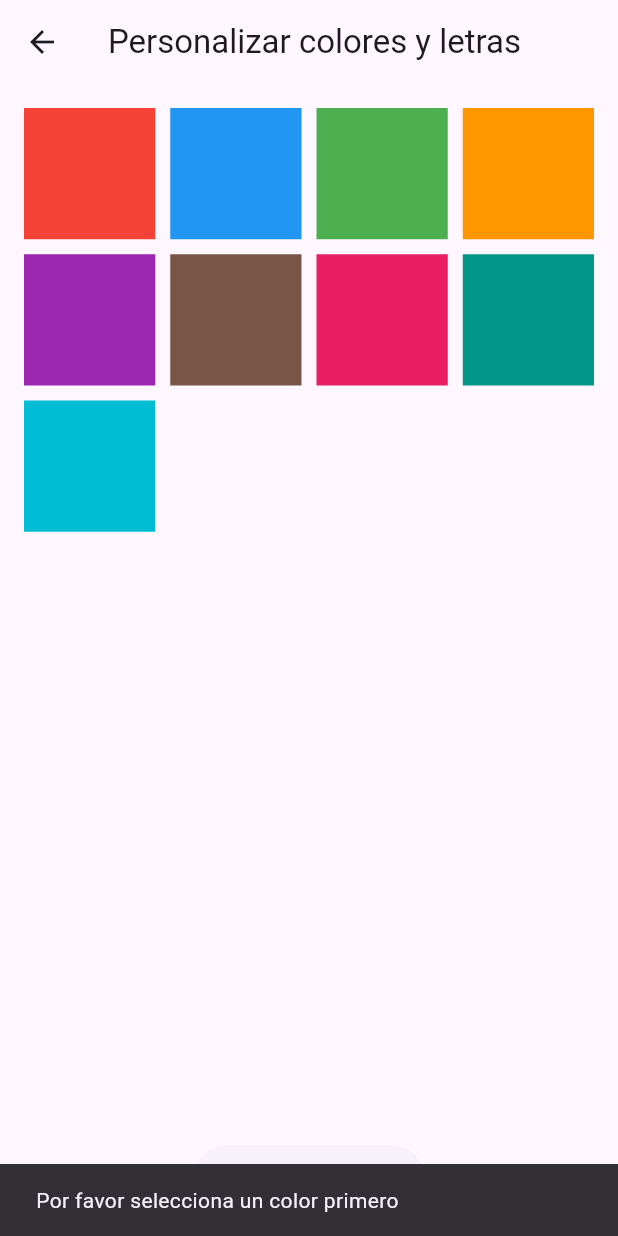
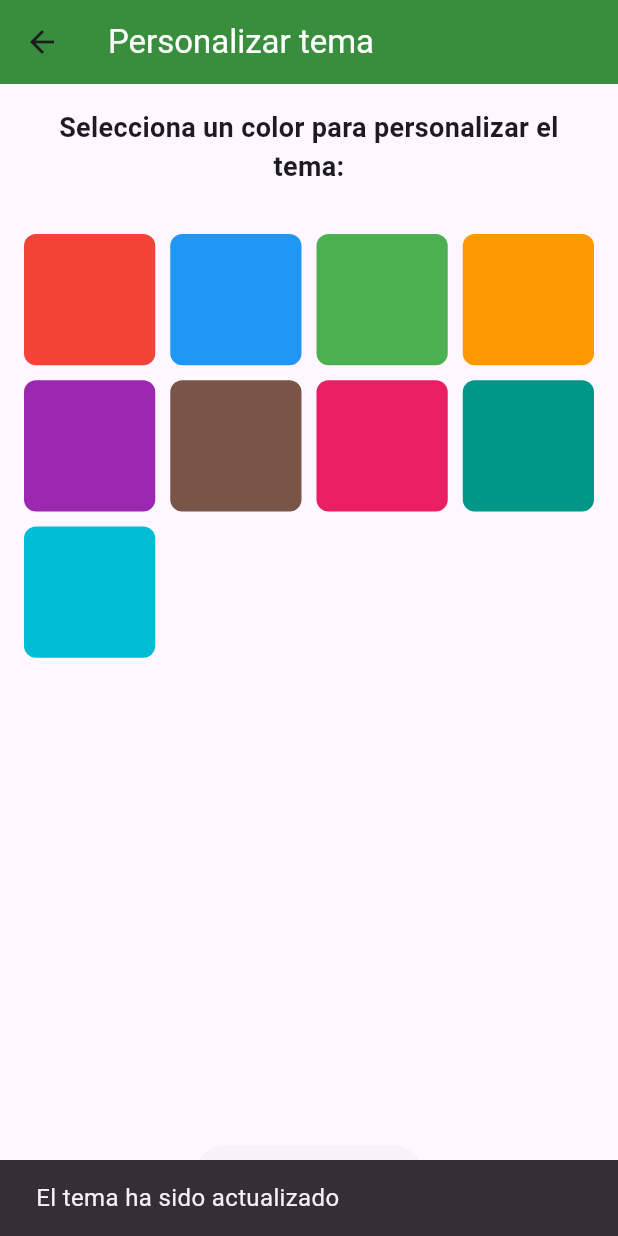
Before and after one commit to DulceST/ProyectoMoviles, a Flutter app: the CustomizeScreen screen opened by its route, after a tap on "Aplicar cambios", on a phone screen of 412 x 824 dp. Run offline on Flutter 3.47's test engine with Material 3 defaults, Android fonts, the phone set to English and light mode, and no system bars; our stand-ins replace card_swiper, cloud_firestore, convex_bottom_bar, csc_picker, firebase_auth, firebase_core and 8 more; missing offline and left inert: animated_floating_buttons; accounts and stored records are empty.

Commit message:
Cambio de color en la aplicacion implementado

```diff
--- a/lib/screens/add_event_screen.dart
+++ b/lib/screens/add_event_screen.dart
@@ -1,5 +1,7 @@
 import 'package:flutter/material.dart';
 import 'package:cloud_firestore/cloud_firestore.dart';
+import 'package:provider/provider.dart';
+import 'package:proyecto_moviles/providers/theme_provider.dart';
 import 'package:proyecto_moviles/screens/location_picker.dart';
 import 'package:google_maps_flutter/google_maps_flutter.dart';
 
@@ -82,9 +84,11 @@ class _AddEventScreenState extends State<AddEventScreen> {
 
   @override
   Widget build(BuildContext context) {
+    final themeProvider = Provider.of<ThemeProvider>(context);
     return Scaffold(
       appBar: AppBar(
-        title: Text('Eventos de Reciclaje'),
+        title: const Text('Registro de eventos', style: TextStyle(color: Colors.white)),
+        backgroundColor: themeProvider.drawerColor,
       ),
       body: Padding(
         padding: const EdgeInsets.all(16.0),
--- a/lib/screens/customize_screen.dart
+++ b/lib/screens/customize_screen.dart
@@ -2,20 +2,35 @@ import 'package:flutter/material.dart';
 import 'package:provider/provider.dart';
 import 'package:proyecto_moviles/providers/theme_provider.dart';
 
-class CustomizeScreen extends StatelessWidget {
+class CustomizeScreen extends StatefulWidget {
   const CustomizeScreen({super.key});
 
   @override
+  State<CustomizeScreen> createState() => _CustomizeScreenState();
+}
+
+class _CustomizeScreenState extends State<CustomizeScreen> {
+
+  @override
   Widget build(BuildContext context) {
-    final themeProvider = Provider.of<ThemeProvider>(context, listen: false);
-    Color? selectedColor; // Para guardar temporalmente el color seleccionado
+    final themeProvider = Provider.of<ThemeProvider>(context, listen: true);
+    Color? selectedColor  = themeProvider.drawerColor;
 
     return Scaffold(
       appBar: AppBar(
-        title: const Text('Personalizar colores y letras'),
+         title: const Text('Personalizar tema', style: TextStyle(color: Colors.white)),
+        backgroundColor: themeProvider.drawerColor,
       ),
       body: Column(
         children: [
+          const Padding(
+            padding: EdgeInsets.all(16.0),
+            child: Text(
+              'Selecciona un color para personalizar el tema:',
+              style: TextStyle(fontSize: 18, fontWeight: FontWeight.bold),
+              textAlign: TextAlign.center,
+            ),
+          ),
           Expanded(
             child: GridView.count(
               crossAxisCount: 4,
@@ -35,10 +50,16 @@ class CustomizeScreen extends StatelessWidget {
               ].map((color) {
                 return GestureDetector(
                   onTap: () {
-                    selectedColor = color; // Guardar el color seleccionado
+                     themeProvider.setDrawerColor(color);
                   },
                   child: Container(
-                    color: color,
+                    decoration: BoxDecoration(
+                      color: color,
+                      borderRadius: BorderRadius.circular(8),
+                      border: selectedColor == color
+                          ? Border.all(color: Colors.black, width: 3)
+                          : null,
+                    ),
                     child: selectedColor == color
                         ? const Icon(
                             Icons.check,
@@ -54,24 +75,17 @@ class CustomizeScreen extends StatelessWidget {
             padding: const EdgeInsets.all(16.0),
             child: ElevatedButton(
               onPressed: () {
-                if (selectedColor != null) {
-                  themeProvider.setDrawerColor(selectedColor!); // Aplicar el color
-                  ScaffoldMessenger.of(context).showSnackBar(
-                    const SnackBar(
-                      content: Text('El color de la aplicacion ha sido actualizado'),
-                      duration: Duration(seconds: 2),
+                 ScaffoldMessenger.of(context).showSnackBar(
+                  const SnackBar(
+                    content: Text(
+                      'El tema ha sido actualizado',
+                      style: TextStyle(fontSize: 16),
                     ),
-                  );
-                } else {
-                  ScaffoldMessenger.of(context).showSnackBar(
-                    const SnackBar(
-                      content: Text('Por favor selecciona un color primero'),
-                      duration: Duration(seconds: 2),
-                    ),
-                  );
-                }
+                    duration: Duration(seconds: 2),
+                  ),
+                );
               },
-              child: const Text('Aplicar cambios'),
+              child: const Text('Aplicar cambios',style: TextStyle(color: Colors.black)),
             ),
           ),
         ],
```
Also changed, not shown: lib/screens/profile_screen.dart (+45 -14 lines).
